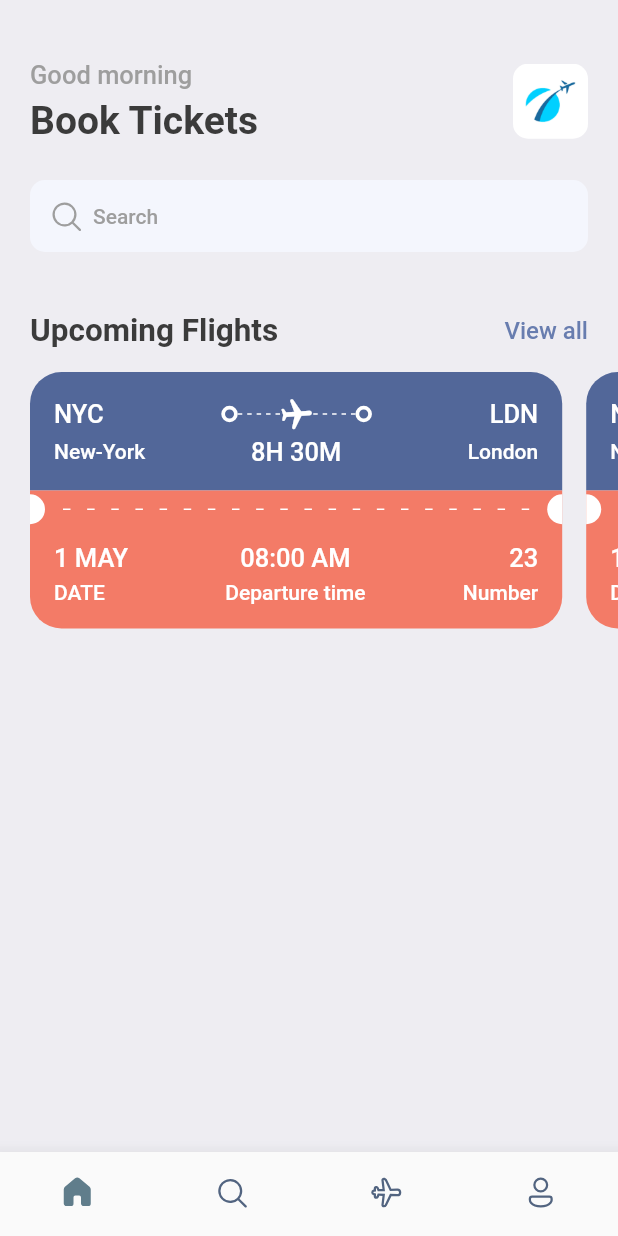
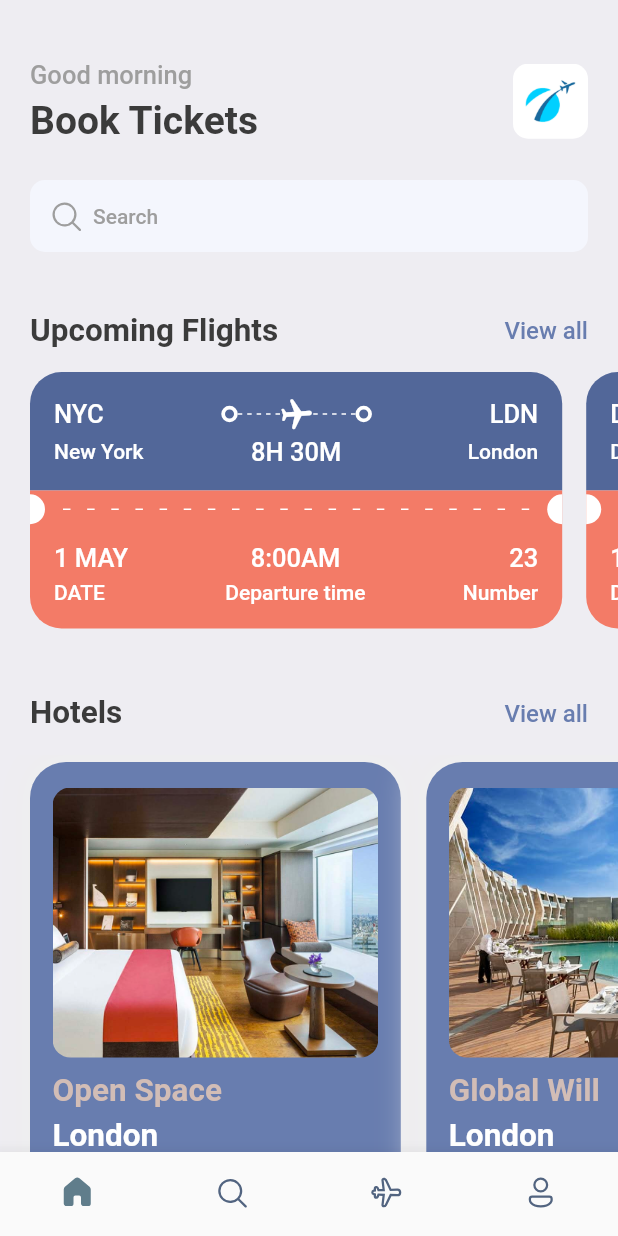
Before and after one commit to cmatt7/booking-app, a Flutter app: the screen it shows after launch, on a phone screen of 412 x 824 dp. Run offline on Flutter 3.47's test engine with Material 2 defaults, Android fonts, the phone set to English and light mode, and no system bars; our stand-ins replace fluentui_icons, gap.

Commit message:
feat: home screen
hotels & ticket view component filled with fake data and design details

```diff
--- /dev/null
+++ b/lib/components/hotel_card.dart
@@ -0,0 +1,69 @@
+import 'package:flutter/material.dart';
+
+// Dependecies
+import 'package:flutter/cupertino.dart';
+import 'package:gap/gap.dart';
+
+// Utils
+import 'package:booking_app/utils/app_layout.dart';
+import 'package:booking_app/utils/app_style.dart';
+
+class HotelCard extends StatelessWidget {
+  const HotelCard({Key ? key, required this.hotel}) : super(key: key);
+
+  final Map<String, dynamic> hotel;
+
+  @override
+  Widget build(BuildContext context) {
+    final size = AppLayout.getSize(context);
+
+    return Container(
+      width: size.width * 0.6,
+      height: 350,
+      padding: const EdgeInsets.symmetric(horizontal: 15, vertical: 17),
+      margin: const EdgeInsets.only(right: 17, top: 5),
+      decoration: BoxDecoration(
+        color: Styles.primaryColor,
+        borderRadius: BorderRadius.circular(24),
+        boxShadow: [
+          BoxShadow(
+            color: Colors.grey.shade200,
+            blurRadius: 20,
+            spreadRadius: 5,
+          ),
+        ],
+      ),
+      child: Column(
+        crossAxisAlignment: CrossAxisAlignment.start,
+        children: [
+          Container(
+            height: 180,
+            decoration: BoxDecoration(
+              borderRadius: BorderRadius.circular(12),
+              color: Styles.primaryColor,
+              image: DecorationImage(
+                fit: BoxFit.cover,
+                image: AssetImage("assets/images/${hotel['image']}"),
+              ),
+            ),
+          ),
+          const Gap(10),
+          Text(
+            "${hotel['place']}",
+            style: Styles.headLineStyle2.copyWith(color: Styles.kakiColor),
+          ),
+          const Gap(5),
+          Text(
+            "${hotel['destination']}",
+            style: Styles.headLineStyle2.copyWith(color: Colors.white),
+          ),
+          const Gap(8),
+          Text(
+            "\$${hotel['price']}/night",
+            style: Styles.headLineStyle.copyWith(color: Colors.white),
+          ),
+        ],
+      ),
+    );
+  }
+}
--- a/lib/screens/ticket_view.dart
+++ b/lib/components/ticket_view.dart
@@ -9,11 +9,15 @@ import 'package:booking_app/utils/app_style.dart';
 import 'package:booking_app/widgets/circle_container.dart';
 
 class TicketView extends StatelessWidget {
-  const TicketView({Key? key}) : super(key: key);
+  const TicketView({Key? key, required this.ticket}) : super(key: key);
+
+  final Map<String, dynamic> ticket;
 
   @override
   Widget build(BuildContext context) {
     final size = AppLayout.getSize(context);
+
+    print(ticket['from']);
 
     return SizedBox(
       width: size.width * 0.9,
@@ -38,7 +42,7 @@ class TicketView extends StatelessWidget {
                   Row(
                     children: [
                       Text(
-                        "NYC",
+                        "${ticket['from']['code']}",
                         style:
                             Styles.headLineStyle3.copyWith(color: Colors.white),
                       ),
@@ -88,7 +92,7 @@ class TicketView extends StatelessWidget {
                       const CircleContainer(),
                       Expanded(child: Container()),
                       Text(
-                        "LDN",
+                        "${ticket['to']['code']}",
                         style:
                             Styles.headLineStyle3.copyWith(color: Colors.white),
                       )
@@ -101,20 +105,20 @@ class TicketView extends StatelessWidget {
                       SizedBox(
                         width: 100,
                         child: Text(
-                          'New-York',
+                          '${ticket['from']['name']}',
                           style: Styles.headLineStyle4
                               .copyWith(color: Colors.white),
                         ),
                       ),
                       Text(
-                        "8H 30M",
+                        "${ticket['flying_time']}",
                         style:
                             Styles.headLineStyle3.copyWith(color: Colors.white),
                       ),
                       SizedBox(
                         width: 100,
                         child: Text(
-                          'London',
+                          '${ticket['to']['name']}',
                           textAlign: TextAlign.end,
                           style: Styles.headLineStyle4
                               .copyWith(color: Colors.white),
@@ -205,7 +209,7 @@ class TicketView extends StatelessWidget {
                         crossAxisAlignment: CrossAxisAlignment.start,
                         children: [
                           Text(
-                            "1 MAY",
+                            "${ticket['date']}",
                             style: Styles.headLineStyle3
                                 .copyWith(color: Colors.white),
                           ),
@@ -222,7 +226,7 @@ class TicketView extends StatelessWidget {
                         crossAxisAlignment: CrossAxisAlignment.center,
                         children: [
                           Text(
-                            "08:00 AM",
+                            "${ticket['departure_time']}",
                             style: Styles.headLineStyle3
                                 .copyWith(color: Colors.white),
                           ),
@@ -239,7 +243,7 @@ class TicketView extends StatelessWidget {
                         crossAxisAlignment: CrossAxisAlignment.end,
                         children: [
                           Text(
-                            "23",
+                            "${ticket['number']}",
                             style: Styles.headLineStyle3
                                 .copyWith(color: Colors.white),
                           ),
--- a/lib/screens/home_screen.dart
+++ b/lib/screens/home_screen.dart
@@ -1,8 +1,16 @@
-import 'package:booking_app/screens/ticket_view.dart';
+import 'package:flutter/material.dart';
+
+// Dependecies
 import 'package:fluentui_icons/fluentui_icons.dart';
-import 'package:flutter/material.dart';
+import 'package:gap/gap.dart';
+
+// Utils
 import 'package:booking_app/utils/app_style.dart';
-import 'package:gap/gap.dart';
+
+// Components
+import 'package:booking_app/components/hotel_card.dart';
+import 'package:booking_app/components/ticket_view.dart';
+import 'package:booking_app/utils/app_list_data.dart';
 
 class HomeScreen extends StatelessWidget {
   const HomeScreen({Key? key}) : super(key: key);
@@ -94,12 +102,39 @@ class HomeScreen extends StatelessWidget {
               scrollDirection: Axis.horizontal,
               padding: const EdgeInsets.only(left: 20),
               child: Row(
-                children: const [
-                  TicketView(),
-                  TicketView()
+                children: ticketList.map((singleTicket) => TicketView(ticket: singleTicket)).toList(),
+              ),
+            ),
+            const Gap(15),
+            Container(
+              padding: const EdgeInsets.symmetric(horizontal: 20),
+              child: Row(
+                mainAxisAlignment: MainAxisAlignment.spaceBetween,
+                children: [
+                  Text(
+                    "Hotels",
+                    style: Styles.headLineStyle2,
+                  ),
+                  InkWell(
+                    onTap: () => print("You are tapped"),
+                    child: Text(
+                      "View all",
+                      style:
+                          Styles.textStyle.copyWith(color: Styles.primaryColor),
+                    ),
+                  ),
                 ],
               ),
             ),
+            const Gap(15),
+            SingleChildScrollView(
+              scrollDirection: Axis.horizontal,
+              padding: const EdgeInsets.only(left: 20),
+              child: Row(
+                children: hotelList.map((singleHotel) => HotelCard(hotel: singleHotel)).toList(),
+              ),
+            ),
+            const Gap(30),
           ],
         ));
   }
--- /dev/null
+++ b/lib/utils/app_list_data.dart
@@ -0,0 +1,51 @@
+List<Map<String, dynamic>> hotelList = [
+  {
+    'image': 'one.png',
+    'place': 'Open Space',
+    'destination': 'London',
+    'price': 25
+  },
+  {
+    'image': 'two.png',
+    'place': 'Global Will',
+    'destination': 'London',
+    'price': 40
+  },
+  {
+    'image': 'three.png',
+    'place': 'Tallest Building',
+    'destination': 'Dubai',
+    'price': 68
+  },
+];
+
+List<Map<String, dynamic>> ticketList = [
+  {
+    'from': {
+      'code': 'NYC',
+      'name': 'New York',
+    },
+    'to': {
+      'code': 'LDN',
+      'name': 'London',
+    },
+    'flying_time': '8H 30M',
+    'date': '1 MAY',
+    'departure_time': '8:00AM',
+    'number': 23,
+  },
+  {
+    'from': {
+      'code': 'DK',
+      'name': 'Dhaka',
+    },
+    'to': {
+      'code': 'SH',
+      'name': 'Shanghai',
+    },
+    'flying_time': '4H 20M',
+    'date': '1 MAY',
+    'departure_time': '9:00AM',
+    'number': 45,
+  },
+];
```
